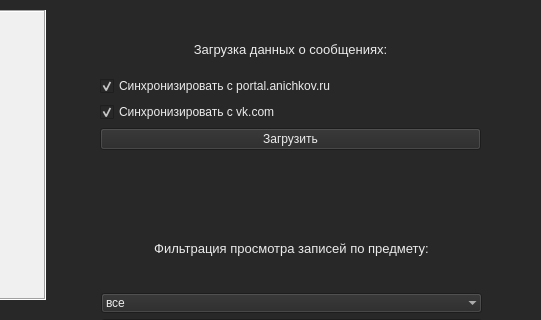
Old version of the form parser.ui in the repository k-kulich/first_study_rep; both pictures show x 559 to 1100 and y 0 to 320 of the 1100 by 670 pixel window.
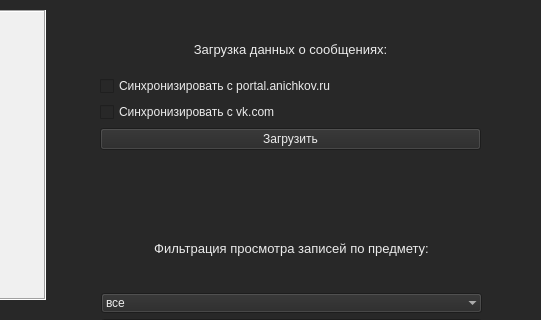
New version of the form. Icons and pictures are not drawn.

The edit to the form file:
```diff
--- a/parser.ui
+++ b/parser.ui
@@ -140,7 +140,7 @@
         <string>Синхронизировать с portal.anichkov.ru</string>
        </property>
        <property name="checked">
-        <bool>true</bool>
+        <bool>false</bool>
        </property>
       </widget>
      </item>
@@ -150,7 +150,7 @@
         <string>Синхронизировать с vk.com</string>
        </property>
        <property name="checked">
-        <bool>true</bool>
+        <bool>false</bool>
        </property>
       </widget>
      </item>
```
